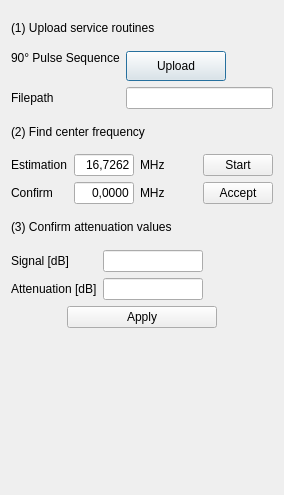
OpenMRI/ocra, file Applications/ocra/ui/flipangleDialog.ui: the form before one commit.
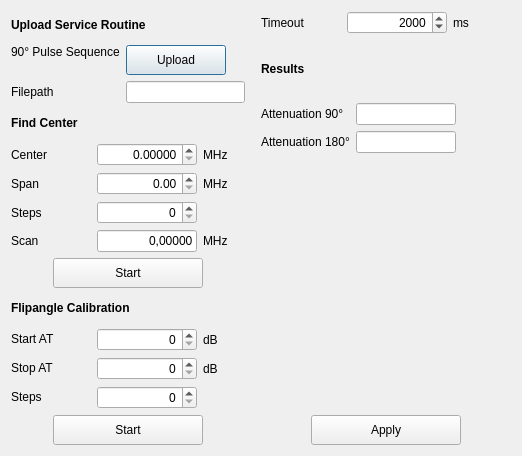
The form after the commit.

Diff of the .ui file:
```diff
--- a/Applications/ocra/ui/flipangleDialog.ui
+++ b/Applications/ocra/ui/flipangleDialog.ui
@@ -6,19 +6,25 @@
    <rect>
     <x>0</x>
     <y>0</y>
-    <width>284</width>
-    <height>495</height>
+    <width>522</width>
+    <height>456</height>
    </rect>
   </property>
   <property name="sizePolicy">
-   <sizepolicy hsizetype="Fixed" vsizetype="Fixed">
+   <sizepolicy hsizetype="Preferred" vsizetype="Preferred">
     <horstretch>0</horstretch>
     <verstretch>0</verstretch>
    </sizepolicy>
   </property>
+  <property name="minimumSize">
+   <size>
+    <width>0</width>
+    <height>0</height>
+   </size>
+  </property>
   <property name="maximumSize">
    <size>
-    <width>396</width>
+    <width>16777215</width>
     <height>16777215</height>
    </size>
   </property>
@@ -30,9 +36,19 @@
   </property>
   <layout class="QVBoxLayout" name="verticalLayout">
    <item>
+    <layout class="QHBoxLayout" name="horizontalLayout_5">
+     <item>
+      <layout class="QVBoxLayout" name="verticalLayout_2">
+       <item>
     <widget class="QLabel" name="step1Label">
+         <property name="font">
+          <font>
+           <weight>75</weight>
+           <bold>true</bold>
+          </font>
+         </property>
      <property name="text">
-      <string>(1) Upload service routines</string>
+          <string>Upload Service Routine</string>
      </property>
     </widget>
    </item>
@@ -106,21 +122,146 @@
    </item>
    <item>
     <widget class="QLabel" name="step2Label">
+         <property name="font">
+          <font>
+           <weight>75</weight>
+           <bold>true</bold>
+          </font>
+         </property>
      <property name="text">
-      <string>(2) Find center frequency</string>
+          <string>Find Center</string>
      </property>
     </widget>
    </item>
    <item>
-    <layout class="QGridLayout" name="findCenterLayout">
-     <item row="1" column="0">
+        <layout class="QGridLayout" name="gridLayout_3">
+         <item row="4" column="1">
+          <widget class="QSpinBox" name="freqSteps">
+           <property name="sizePolicy">
+            <sizepolicy hsizetype="Fixed" vsizetype="Fixed">
+             <horstretch>0</horstretch>
+             <verstretch>0</verstretch>
+            </sizepolicy>
+           </property>
+           <property name="minimumSize">
+            <size>
+             <width>100</width>
+             <height>0</height>
+            </size>
+           </property>
+           <property name="maximumSize">
+            <size>
+             <width>100</width>
+             <height>16777215</height>
+            </size>
+           </property>
+           <property name="alignment">
+            <set>Qt::AlignRight|Qt::AlignTrailing|Qt::AlignVCenter</set>
+           </property>
+          </widget>
+         </item>
+         <item row="2" column="2">
+          <widget class="QLabel" name="freqUnitLabel1">
+           <property name="sizePolicy">
+            <sizepolicy hsizetype="Minimum" vsizetype="Preferred">
+             <horstretch>0</horstretch>
+             <verstretch>0</verstretch>
+            </sizepolicy>
+           </property>
+           <property name="text">
+            <string>MHz</string>
+           </property>
+          </widget>
+         </item>
+         <item row="3" column="2">
+          <widget class="QLabel" name="label_2">
+           <property name="sizePolicy">
+            <sizepolicy hsizetype="Minimum" vsizetype="Preferred">
+             <horstretch>0</horstretch>
+             <verstretch>0</verstretch>
+            </sizepolicy>
+           </property>
+           <property name="text">
+            <string>MHz</string>
+           </property>
+          </widget>
+         </item>
+         <item row="2" column="0">
+          <widget class="QLabel" name="findCenterLabel">
+           <property name="sizePolicy">
+            <sizepolicy hsizetype="Fixed" vsizetype="Preferred">
+             <horstretch>0</horstretch>
+             <verstretch>0</verstretch>
+            </sizepolicy>
+           </property>
+           <property name="minimumSize">
+            <size>
+             <width>80</width>
+             <height>0</height>
+            </size>
+           </property>
+           <property name="maximumSize">
+            <size>
+             <width>80</width>
+             <height>16777215</height>
+            </size>
+           </property>
+           <property name="text">
+            <string>Center</string>
+           </property>
+          </widget>
+         </item>
+         <item row="5" column="0">
       <widget class="QLabel" name="confirmCenterLabel">
+           <property name="sizePolicy">
+            <sizepolicy hsizetype="Fixed" vsizetype="Preferred">
+             <horstretch>0</horstretch>
+             <verstretch>0</verstretch>
+            </sizepolicy>
+           </property>
+           <property name="minimumSize">
+            <size>
+             <width>80</width>
+             <height>0</height>
+            </size>
+           </property>
+           <property name="maximumSize">
+            <size>
+             <width>80</width>
+             <height>16777215</height>
+            </size>
+           </property>
        <property name="text">
-        <string>Confirm</string>
+            <string>Scan</string>
        </property>
       </widget>
      </item>
-     <item row="1" column="1">
+         <item row="3" column="1">
+          <widget class="QDoubleSpinBox" name="freqSpan">
+           <property name="sizePolicy">
+            <sizepolicy hsizetype="Fixed" vsizetype="Fixed">
+             <horstretch>0</horstretch>
+             <verstretch>0</verstretch>
+            </sizepolicy>
+           </property>
+           <property name="minimumSize">
+            <size>
+             <width>100</width>
+             <height>0</height>
+            </size>
+           </property>
+           <property name="maximumSize">
+            <size>
+             <width>100</width>
+             <height>16777215</height>
+            </size>
+           </property>
+           <property name="alignment">
+            <set>Qt::AlignRight|Qt::AlignTrailing|Qt::AlignVCenter</set>
+           </property>
+          </widget>
+         </item>
+         <item row="5" column="1">
       <widget class="QLineEdit" name="centerFreqValue">
        <property name="sizePolicy">
         <sizepolicy hsizetype="Fixed" vsizetype="Fixed">
@@ -130,18 +271,18 @@
        </property>
        <property name="minimumSize">
         <size>
-         <width>0</width>
+             <width>100</width>
          <height>0</height>
         </size>
        </property>
        <property name="maximumSize">
         <size>
-         <width>60</width>
+             <width>100</width>
          <height>16777215</height>
         </size>
        </property>
        <property name="text">
-        <string>0,0000</string>
+            <string>0,00000</string>
        </property>
        <property name="frame">
         <bool>true</bool>
@@ -154,33 +295,85 @@
        </property>
       </widget>
      </item>
-     <item row="0" column="0">
-      <widget class="QLabel" name="findCenterLabel">
+         <item row="4" column="0">
+          <widget class="QLabel" name="label_3">
+           <property name="sizePolicy">
+            <sizepolicy hsizetype="Fixed" vsizetype="Preferred">
+             <horstretch>0</horstretch>
+             <verstretch>0</verstretch>
+            </sizepolicy>
+           </property>
+           <property name="minimumSize">
+            <size>
+             <width>80</width>
+             <height>0</height>
+            </size>
+           </property>
+           <property name="maximumSize">
+            <size>
+             <width>80</width>
+             <height>16777215</height>
+            </size>
+           </property>
        <property name="text">
-        <string>Estimation</string>
+            <string>Steps</string>
        </property>
       </widget>
      </item>
-     <item row="1" column="3">
-      <widget class="QPushButton" name="acceptCenterBtn">
+         <item row="2" column="1">
+          <widget class="QDoubleSpinBox" name="freqEstimation">
        <property name="sizePolicy">
         <sizepolicy hsizetype="Fixed" vsizetype="Fixed">
          <horstretch>0</horstretch>
          <verstretch>0</verstretch>
         </sizepolicy>
        </property>
+           <property name="minimumSize">
+            <size>
+             <width>100</width>
+             <height>0</height>
+            </size>
+           </property>
        <property name="maximumSize">
         <size>
-         <width>70</width>
-         <height>30</height>
+             <width>100</width>
+             <height>16777215</height>
+            </size>
+           </property>
+           <property name="alignment">
+            <set>Qt::AlignRight|Qt::AlignTrailing|Qt::AlignVCenter</set>
+           </property>
+           <property name="decimals">
+            <number>5</number>
+           </property>
+          </widget>
+         </item>
+         <item row="3" column="0">
+          <widget class="QLabel" name="label">
+           <property name="sizePolicy">
+            <sizepolicy hsizetype="Fixed" vsizetype="Preferred">
+             <horstretch>0</horstretch>
+             <verstretch>0</verstretch>
+            </sizepolicy>
+           </property>
+           <property name="minimumSize">
+            <size>
+             <width>80</width>
+             <height>0</height>
+            </size>
+           </property>
+           <property name="maximumSize">
+            <size>
+             <width>80</width>
+             <height>16777215</height>
         </size>
        </property>
        <property name="text">
-        <string>Accept</string>
+            <string>Span</string>
        </property>
       </widget>
      </item>
-     <item row="1" column="2">
+         <item row="5" column="2">
       <widget class="QLabel" name="freqUnitLabel2">
        <property name="sizePolicy">
         <sizepolicy hsizetype="Minimum" vsizetype="Preferred">
@@ -193,8 +386,25 @@
        </property>
       </widget>
      </item>
-     <item row="0" column="3">
-      <widget class="QPushButton" name="findCenterBtn">
+        </layout>
+       </item>
+       <item>
+        <layout class="QHBoxLayout" name="horizontalLayout_6">
+         <item>
+          <spacer name="horizontalSpacer_7">
+           <property name="orientation">
+            <enum>Qt::Horizontal</enum>
+           </property>
+           <property name="sizeHint" stdset="0">
+            <size>
+             <width>40</width>
+             <height>20</height>
+            </size>
+           </property>
+          </spacer>
+         </item>
+         <item>
+          <widget class="QPushButton" name="startCenterBtn">
        <property name="sizePolicy">
         <sizepolicy hsizetype="Fixed" vsizetype="Fixed">
          <horstretch>0</horstretch>
@@ -203,53 +413,363 @@
        </property>
        <property name="minimumSize">
         <size>
-         <width>0</width>
+             <width>150</width>
+             <height>30</height>
+            </size>
+           </property>
+           <property name="text">
+            <string>Start</string>
+           </property>
+          </widget>
+         </item>
+         <item>
+          <spacer name="horizontalSpacer_8">
+           <property name="orientation">
+            <enum>Qt::Horizontal</enum>
+           </property>
+           <property name="sizeHint" stdset="0">
+            <size>
+             <width>40</width>
+             <height>20</height>
+            </size>
+           </property>
+          </spacer>
+         </item>
+        </layout>
+       </item>
+       <item>
+        <widget class="QLabel" name="label_4">
+         <property name="font">
+          <font>
+           <weight>75</weight>
+           <bold>true</bold>
+          </font>
+         </property>
+         <property name="text">
+          <string>Flipangle Calibration</string>
+         </property>
+        </widget>
+       </item>
+       <item>
+        <layout class="QGridLayout" name="gridLayout_4">
+         <item row="2" column="0">
+          <widget class="QLabel" name="label_9">
+           <property name="sizePolicy">
+            <sizepolicy hsizetype="Fixed" vsizetype="Fixed">
+             <horstretch>0</horstretch>
+             <verstretch>0</verstretch>
+            </sizepolicy>
+           </property>
+           <property name="minimumSize">
+            <size>
+             <width>80</width>
          <height>0</height>
         </size>
        </property>
        <property name="maximumSize">
         <size>
-         <width>70</width>
-         <height>30</height>
+             <width>80</width>
+             <height>16777215</height>
         </size>
        </property>
        <property name="text">
-        <string>Start</string>
+            <string>Steps</string>
        </property>
       </widget>
      </item>
+         <item row="0" column="2">
+          <widget class="QLabel" name="label_6">
+           <property name="sizePolicy">
+            <sizepolicy hsizetype="Minimum" vsizetype="Preferred">
+             <horstretch>0</horstretch>
+             <verstretch>0</verstretch>
+            </sizepolicy>
+           </property>
+           <property name="text">
+            <string>dB</string>
+           </property>
+          </widget>
+         </item>
+         <item row="1" column="2">
+          <widget class="QLabel" name="label_7">
+           <property name="sizePolicy">
+            <sizepolicy hsizetype="Minimum" vsizetype="Preferred">
+             <horstretch>0</horstretch>
+             <verstretch>0</verstretch>
+            </sizepolicy>
+           </property>
+           <property name="text">
+            <string>dB</string>
+           </property>
+          </widget>
+         </item>
+         <item row="1" column="0">
+          <widget class="QLabel" name="label_8">
+           <property name="sizePolicy">
+            <sizepolicy hsizetype="Fixed" vsizetype="Fixed">
+             <horstretch>0</horstretch>
+             <verstretch>0</verstretch>
+            </sizepolicy>
+           </property>
+           <property name="minimumSize">
+            <size>
+             <width>80</width>
+             <height>0</height>
+            </size>
+           </property>
+           <property name="maximumSize">
+            <size>
+             <width>80</width>
+             <height>16777215</height>
+            </size>
+           </property>
+           <property name="text">
+            <string>Stop AT</string>
+           </property>
+          </widget>
+         </item>
      <item row="0" column="1">
-      <widget class="QLineEdit" name="estimationValue">
+          <widget class="QSpinBox" name="atStart">
        <property name="sizePolicy">
         <sizepolicy hsizetype="Fixed" vsizetype="Fixed">
          <horstretch>0</horstretch>
          <verstretch>0</verstretch>
         </sizepolicy>
        </property>
+           <property name="minimumSize">
+            <size>
+             <width>100</width>
+             <height>0</height>
+            </size>
+           </property>
        <property name="maximumSize">
         <size>
-         <width>60</width>
+             <width>100</width>
          <height>16777215</height>
         </size>
        </property>
+           <property name="alignment">
+            <set>Qt::AlignRight|Qt::AlignTrailing|Qt::AlignVCenter</set>
+           </property>
+          </widget>
+         </item>
+         <item row="2" column="1">
+          <widget class="QSpinBox" name="atSteps">
+           <property name="sizePolicy">
+            <sizepolicy hsizetype="Fixed" vsizetype="Fixed">
+             <horstretch>0</horstretch>
+             <verstretch>0</verstretch>
+            </sizepolicy>
+           </property>
+           <property name="minimumSize">
+            <size>
+             <width>100</width>
+             <height>0</height>
+            </size>
+           </property>
+           <property name="maximumSize">
+            <size>
+             <width>100</width>
+             <height>16777215</height>
+            </size>
+           </property>
+           <property name="alignment">
+            <set>Qt::AlignRight|Qt::AlignTrailing|Qt::AlignVCenter</set>
+           </property>
+          </widget>
+         </item>
+         <item row="0" column="0">
+          <widget class="QLabel" name="label_5">
+           <property name="sizePolicy">
+            <sizepolicy hsizetype="Fixed" vsizetype="Fixed">
+             <horstretch>0</horstretch>
+             <verstretch>0</verstretch>
+            </sizepolicy>
+           </property>
+           <property name="minimumSize">
+            <size>
+             <width>80</width>
+             <height>0</height>
+            </size>
+           </property>
+           <property name="maximumSize">
+            <size>
+             <width>80</width>
+             <height>16777215</height>
+            </size>
+           </property>
        <property name="text">
-        <string>16,7262</string>
-       </property>
+            <string>Start AT</string>
+           </property>
+          </widget>
+         </item>
+         <item row="1" column="1">
+          <widget class="QSpinBox" name="atStop">
+           <property name="sizePolicy">
+            <sizepolicy hsizetype="Fixed" vsizetype="Fixed">
+             <horstretch>0</horstretch>
+             <verstretch>0</verstretch>
+            </sizepolicy>
+           </property>
+           <property name="minimumSize">
+            <size>
+             <width>100</width>
+             <height>0</height>
+            </size>
+           </property>
+           <property name="maximumSize">
+            <size>
+             <width>100</width>
+             <height>16777215</height>
+            </size>
+           </property>
        <property name="alignment">
         <set>Qt::AlignRight|Qt::AlignTrailing|Qt::AlignVCenter</set>
        </property>
       </widget>
      </item>
-     <item row="0" column="2">
-      <widget class="QLabel" name="freqUnitLabel1">
+        </layout>
+       </item>
+       <item>
+        <layout class="QHBoxLayout" name="horizontalLayout_4">
+         <item>
+          <spacer name="horizontalSpacer_5">
+           <property name="orientation">
+            <enum>Qt::Horizontal</enum>
+           </property>
+           <property name="sizeHint" stdset="0">
+            <size>
+             <width>40</width>
+             <height>20</height>
+            </size>
+           </property>
+          </spacer>
+         </item>
+         <item>
+          <widget class="QPushButton" name="startAtBtn">
        <property name="sizePolicy">
-        <sizepolicy hsizetype="Minimum" vsizetype="Preferred">
+            <sizepolicy hsizetype="Fixed" vsizetype="Fixed">
          <horstretch>0</horstretch>
          <verstretch>0</verstretch>
         </sizepolicy>
        </property>
+           <property name="minimumSize">
+            <size>
+             <width>150</width>
+             <height>30</height>
+            </size>
+           </property>
+           <property name="maximumSize">
+            <size>
+             <width>16777215</width>
+             <height>16777215</height>
+            </size>
+           </property>
        <property name="text">
-        <string>MHz</string>
+            <string>Start</string>
+           </property>
+          </widget>
+         </item>
+         <item>
+          <spacer name="horizontalSpacer_6">
+           <property name="orientation">
+            <enum>Qt::Horizontal</enum>
+           </property>
+           <property name="sizeHint" stdset="0">
+            <size>
+             <width>40</width>
+             <height>20</height>
+            </size>
+           </property>
+          </spacer>
+         </item>
+        </layout>
+       </item>
+      </layout>
+     </item>
+     <item>
+      <spacer name="horizontalSpacer_9">
+       <property name="orientation">
+        <enum>Qt::Horizontal</enum>
+       </property>
+       <property name="sizeType">
+        <enum>QSizePolicy::Fixed</enum>
+       </property>
+       <property name="sizeHint" stdset="0">
+        <size>
+         <width>10</width>
+         <height>20</height>
+        </size>
+       </property>
+      </spacer>
+     </item>
+     <item>
+      <layout class="QVBoxLayout" name="verticalLayout_3">
+       <item>
+        <layout class="QGridLayout" name="gridLayout_2">
+         <item row="0" column="0">
+          <widget class="QLabel" name="label_10">
+           <property name="sizePolicy">
+            <sizepolicy hsizetype="Fixed" vsizetype="Preferred">
+             <horstretch>0</horstretch>
+             <verstretch>0</verstretch>
+            </sizepolicy>
+           </property>
+           <property name="minimumSize">
+            <size>
+             <width>80</width>
+             <height>0</height>
+            </size>
+           </property>
+           <property name="maximumSize">
+            <size>
+             <width>80</width>
+             <height>16777215</height>
+            </size>
+           </property>
+           <property name="text">
+            <string>Timeout</string>
+           </property>
+          </widget>
+         </item>
+         <item row="0" column="1">
+          <widget class="QSpinBox" name="timeoutValue">
+           <property name="sizePolicy">
+            <sizepolicy hsizetype="Fixed" vsizetype="Fixed">
+             <horstretch>0</horstretch>
+             <verstretch>0</verstretch>
+            </sizepolicy>
+           </property>
+           <property name="minimumSize">
+            <size>
+             <width>100</width>
+             <height>0</height>
+            </size>
+           </property>
+           <property name="maximumSize">
+            <size>
+             <width>100</width>
+             <height>16777215</height>
+            </size>
+           </property>
+           <property name="alignment">
+            <set>Qt::AlignRight|Qt::AlignTrailing|Qt::AlignVCenter</set>
+           </property>
+           <property name="maximum">
+            <number>9999</number>
+           </property>
+           <property name="singleStep">
+            <number>100</number>
+           </property>
+           <property name="value">
+            <number>2000</number>
+           </property>
+          </widget>
+         </item>
+         <item row="0" column="2">
+          <widget class="QLabel" name="label_11">
+           <property name="text">
+            <string>ms</string>
        </property>
       </widget>
      </item>
@@ -257,8 +777,14 @@
    </item>
    <item>
     <widget class="QLabel" name="step3Label">
+         <property name="font">
+          <font>
+           <weight>75</weight>
+           <bold>true</bold>
+          </font>
+         </property>
      <property name="text">
-      <string>(3) Confirm attenuation values</string>
+          <string>Results</string>
      </property>
     </widget>
    </item>
@@ -283,7 +809,7 @@
      <item row="0" column="0">
       <widget class="QLabel" name="signalValuesLabel">
        <property name="text">
-        <string>Signal [dB]</string>
+            <string>Attenuation 90°</string>
        </property>
        <property name="alignment">
         <set>Qt::AlignLeading|Qt::AlignLeft|Qt::AlignVCenter</set>
@@ -309,7 +835,7 @@
      <item row="1" column="0">
       <widget class="QLabel" name="attenuationValuesLabel">
        <property name="text">
-        <string>Attenuation [dB]</string>
+            <string>Attenuation 180°</string>
        </property>
        <property name="alignment">
         <set>Qt::AlignLeading|Qt::AlignLeft|Qt::AlignVCenter</set>
@@ -344,6 +870,33 @@
      </item>
     </layout>
    </item>
+       <item>
+        <layout class="QHBoxLayout" name="horizontalLayout_2">
+         <item>
+          <widget class="QWidget" name="verticalWidget" native="true">
+           <property name="sizePolicy">
+            <sizepolicy hsizetype="Fixed" vsizetype="Fixed">
+             <horstretch>0</horstretch>
+             <verstretch>0</verstretch>
+            </sizepolicy>
+           </property>
+           <property name="minimumSize">
+            <size>
+             <width>250</width>
+             <height>250</height>
+            </size>
+           </property>
+           <property name="maximumSize">
+            <size>
+             <width>250</width>
+             <height>250</height>
+            </size>
+           </property>
+           <layout class="QVBoxLayout" name="plotLayout"/>
+          </widget>
+         </item>
+        </layout>
+       </item>
    <item>
     <layout class="QHBoxLayout" name="horizontalLayout">
      <item>
@@ -370,7 +923,7 @@
        <property name="minimumSize">
         <size>
          <width>150</width>
-         <height>0</height>
+             <height>30</height>
         </size>
        </property>
        <property name="text">
@@ -393,29 +946,7 @@
      </item>
     </layout>
    </item>
-   <item>
-    <layout class="QHBoxLayout" name="horizontalLayout_2">
-     <item>
-      <widget class="QWidget" name="plotWidget" native="true">
-       <property name="sizePolicy">
-        <sizepolicy hsizetype="Fixed" vsizetype="Fixed">
-         <horstretch>0</horstretch>
-         <verstretch>0</verstretch>
-        </sizepolicy>
-       </property>
-       <property name="minimumSize">
-        <size>
-         <width>200</width>
-         <height>150</height>
-        </size>
-       </property>
-       <property name="maximumSize">
-        <size>
-         <width>250</width>
-         <height>150</height>
-        </size>
-       </property>
-      </widget>
+      </layout>
      </item>
     </layout>
    </item>
```
Left out of the diff: 6 changed lines with no effect on the pictures. Lines whose indentation alone changed are shown as unchanged.
